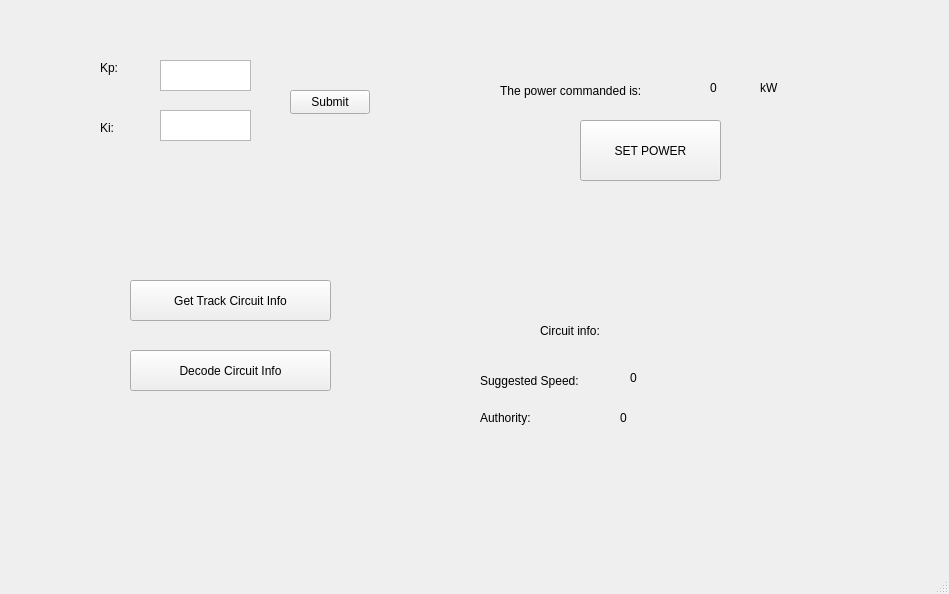
First picture: the form in SWTrainController/TrainController.ui, repository marmysl/ece1140, before the edit.
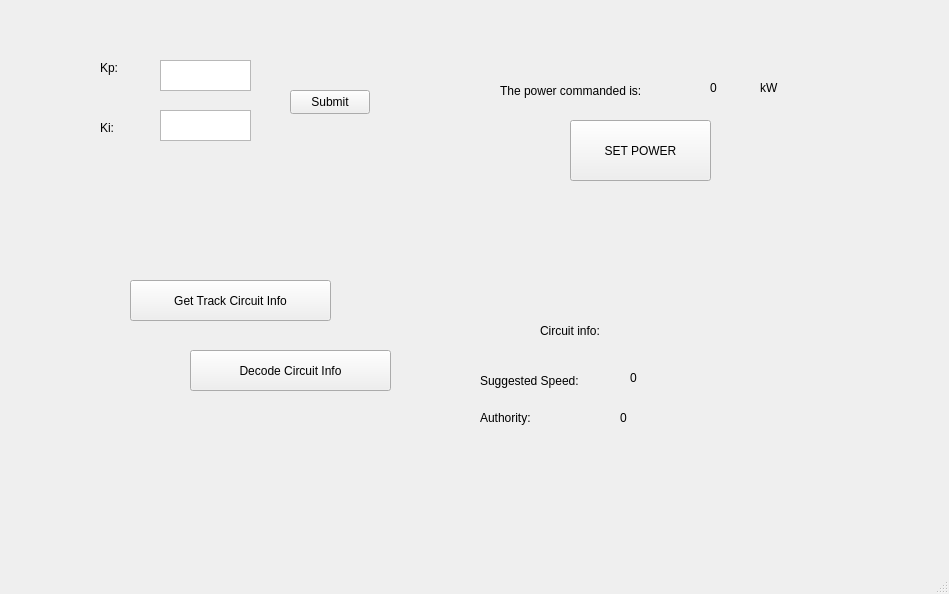
Second picture: the form after the edit.

```diff
--- a/SWTrainController/TrainController.ui
+++ b/SWTrainController/TrainController.ui
@@ -115,7 +115,7 @@
    <widget class="QPushButton" name="sendPowerButton">
     <property name="geometry">
      <rect>
-      <x>580</x>
+      <x>570</x>
       <y>120</y>
       <width>141</width>
       <height>61</height>
@@ -141,7 +141,7 @@
    <widget class="QPushButton" name="decodeButton">
     <property name="geometry">
      <rect>
-      <x>130</x>
+      <x>190</x>
       <y>350</y>
       <width>201</width>
       <height>41</height>
```
